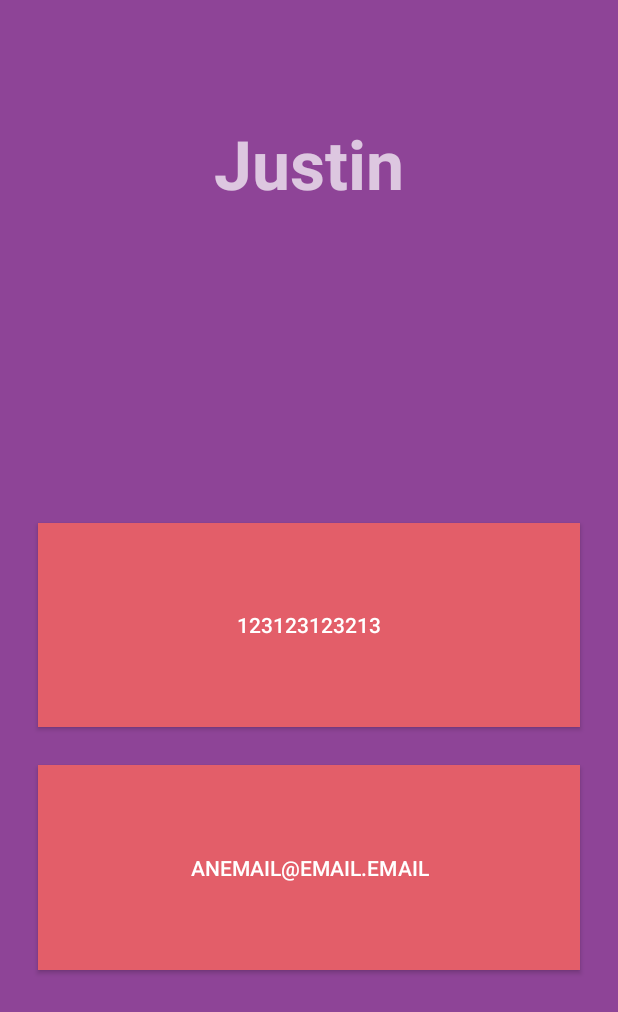
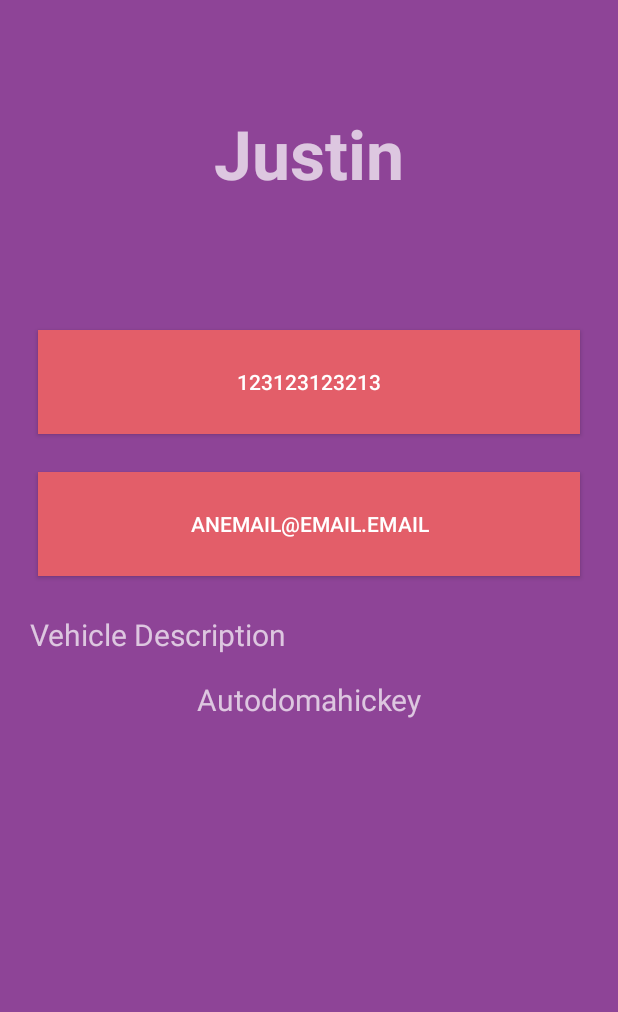
Before and after one commit to CMPUT301F16T04/Ridr, an Android app: the ProfileView screen opened directly, with no data from a screen before it, on a phone screen of 412 x 824 dp. Shown: the top 1012 px of the screen. Run offline under Robolectric (Android 15) with nearby library versions, the phone set to English and light mode, and no system bars; libraries missing offline, so code that uses them is left out: com.searchly.jestdroid, io.searchbox.core.

```diff
--- a/app/src/main/java/ca/ualberta/ridr/DriverController.java
+++ b/app/src/main/java/ca/ualberta/ridr/DriverController.java
@@ -31,4 +31,5 @@ public class DriverController {
         return(driver);
     }
 
+
 }
--- a/app/src/main/java/ca/ualberta/ridr/ProfileView.java
+++ b/app/src/main/java/ca/ualberta/ridr/ProfileView.java
@@ -8,6 +8,8 @@ import android.view.View;
 import android.widget.Button;
 import android.widget.TextView;
 import android.widget.Toast;
+
+import com.google.gson.JsonObject;
 
 /**
  * this view displays the info of the user when a username was presented and clicked on
@@ -56,7 +58,7 @@ public class ProfileView extends Activity {
 //            rider = getRider(username);
 //            userEmailStr = rider.getEmail();
 //            userPhoneStr = rider.getPhoneNumber();
-              vehicleTitle.setVisibility(View.GONE);
+          //    vehicleTitle.setVisibility(View.GONE);
 //        }
 //        //else user was a driver
 //        else{
@@ -71,8 +73,8 @@ public class ProfileView extends Activity {
 
 
         //for testing only
-       // vehicleInfo = (TextView) findViewById(R.id.vehicle_info);
-        //vehicleInfo.setText("Autodomahickey");
+        vehicleInfo = (TextView) findViewById(R.id.vehicle_info);
+        vehicleInfo.setText("Autodomahickey");
 
 
         userEmail.setText(userEmailStr);
@@ -145,4 +147,16 @@ public class ProfileView extends Activity {
         return (name.substring(0,1).toUpperCase().concat(name.substring(1)));
     }
 
+    /**
+     * gets a user but we dont cast to rider or driver yet
+     *
+     * @param username the username of the user
+     * @return a jsonobject user
+     */
+    private JsonObject getUser(String username){
+        AsyncController controller = new AsyncController();
+        JsonObject user = controller.get("user", "name", username);
+        return(user);
+    }
+
 }
--- a/app/src/main/res/layout/profile.xml
+++ b/app/src/main/res/layout/profile.xml
@@ -5,7 +5,7 @@
     android:background="@color/secondary_colour"
     android:layout_width="match_parent"
     android:layout_height="match_parent"
-    tools:context="ca.ualberta.ridr.AcceptDriverView"
+    tools:context="ca.ualberta.ridr.ProfileView"
     android:orientation="vertical"
     android:weightSum="1">
 
@@ -21,27 +21,6 @@
         android:textStyle="bold"
         android:layout_weight="0.25" />
 
-    <TextView
-        android:layout_width="match_parent"
-        android:layout_height="wrap_content"
-        android:layout_marginTop="25dp"
-        android:layout_marginLeft="20dp"
-        android:layout_marginRight="10dp"
-        android:id="@+id/vehicle_title"
-        android:text="Vehicle Description"
-        android:textSize="20sp"
-        android:layout_weight="0.05" />
-
-    <TextView
-        android:gravity="center"
-        android:layout_width="match_parent"
-        android:layout_height="wrap_content"
-        android:layout_marginLeft="10dp"
-        android:layout_marginRight="10dp"
-        android:id="@+id/vehicle_info"
-        android:textSize="20sp"
-        android:layout_weight="0.15" />
-
     <Button
         android:text="Button"
         android:layout_marginTop="20dp"
@@ -51,7 +30,7 @@
         android:layout_height="wrap_content"
         android:background="@color/tertiary_colour"
         android:id="@+id/user_phone"
-        android:layout_weight="0.15" />
+        android:layout_weight="0.04" />
 
     <Button
         android:text="Button"
@@ -62,7 +41,27 @@
         android:layout_height="wrap_content"
         android:background="@color/tertiary_colour"
         android:id="@+id/user_email"
-        android:layout_weight="0.15" />
+        android:layout_weight="0.04" />
+
+    <TextView
+        android:layout_width="match_parent"
+        android:layout_height="wrap_content"
+        android:layout_marginTop="25dp"
+        android:layout_marginLeft="20dp"
+        android:layout_marginRight="10dp"
+        android:id="@+id/vehicle_title"
+        android:text="Vehicle Description"
+        android:textSize="20sp" />
+
+    <TextView
+        android:gravity="center"
+        android:layout_width="match_parent"
+        android:layout_height="wrap_content"
+        android:layout_marginLeft="10dp"
+        android:layout_marginRight="10dp"
+        android:id="@+id/vehicle_info"
+        android:textSize="20sp"
+        android:layout_weight="0.06" />
 
 
 </LinearLayout>
```
